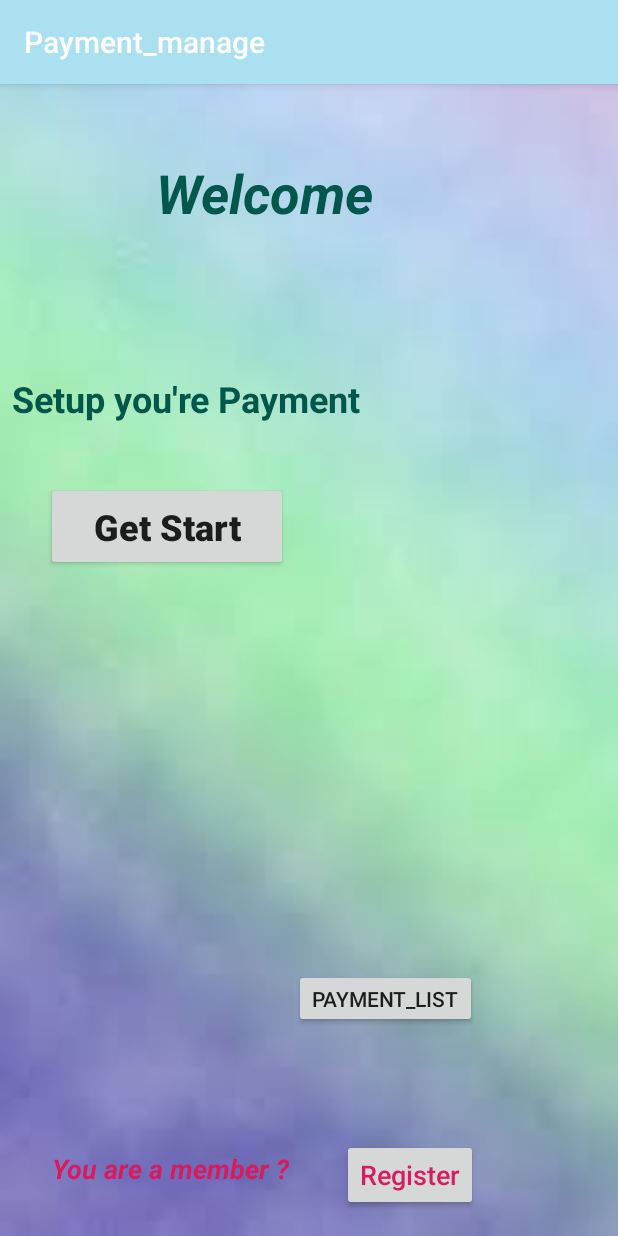
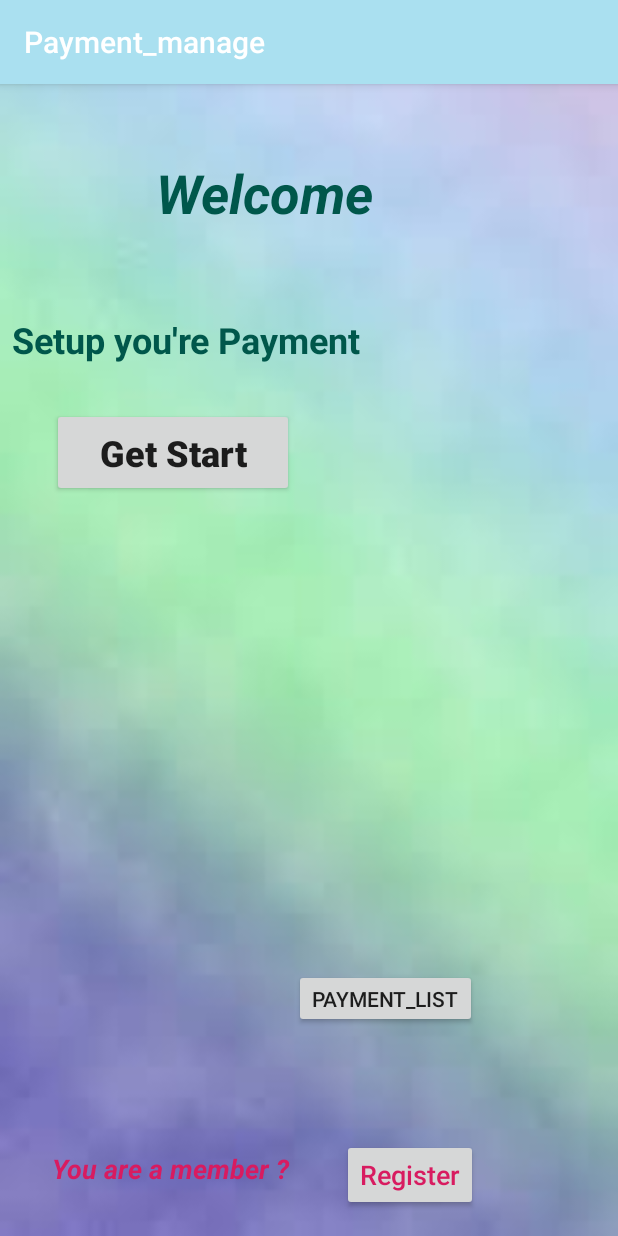
Before and after one commit to Dhananjaya98/PC-Store, an Android app: the screen it shows after launch (main_payment), on a phone screen of 412 x 824 dp. Run offline under Robolectric (Android 15) with nearby library versions, the phone set to English and light mode, and no system bars.

Commit message:
Changed details 4

```diff
--- a/app/src/main/res/layout/activity_main_payment.xml
+++ b/app/src/main/res/layout/activity_main_payment.xml
@@ -21,10 +21,10 @@
         android:textStyle="bold"
         app:layout_constraintBottom_toBottomOf="parent"
         app:layout_constraintEnd_toEndOf="parent"
-        app:layout_constraintHorizontal_bias="0.098"
+        app:layout_constraintHorizontal_bias="0.115"
         app:layout_constraintStart_toStartOf="parent"
         app:layout_constraintTop_toTopOf="parent"
-        app:layout_constraintVertical_bias="0.379" />
+        app:layout_constraintVertical_bias="0.308" />
 
     <TextView
         android:id="@+id/textView"
@@ -48,9 +48,7 @@
         android:layout_width="wrap_content"
         android:layout_height="wrap_content"
         android:layout_marginStart="8dp"
-        android:layout_marginLeft="8dp"
         android:layout_marginEnd="8dp"
-        android:layout_marginRight="8dp"
         android:layout_marginBottom="8dp"
         android:text="@string/setup"
         android:textColor="@color/colorPrimaryDark"
@@ -61,7 +59,7 @@
         app:layout_constraintHorizontal_bias="0.0"
         app:layout_constraintStart_toStartOf="parent"
         app:layout_constraintTop_toTopOf="parent"
-        app:layout_constraintVertical_bias="0.266" />
+        app:layout_constraintVertical_bias="0.212" />
 
     <TextView
         android:id="@+id/textView5"
```
